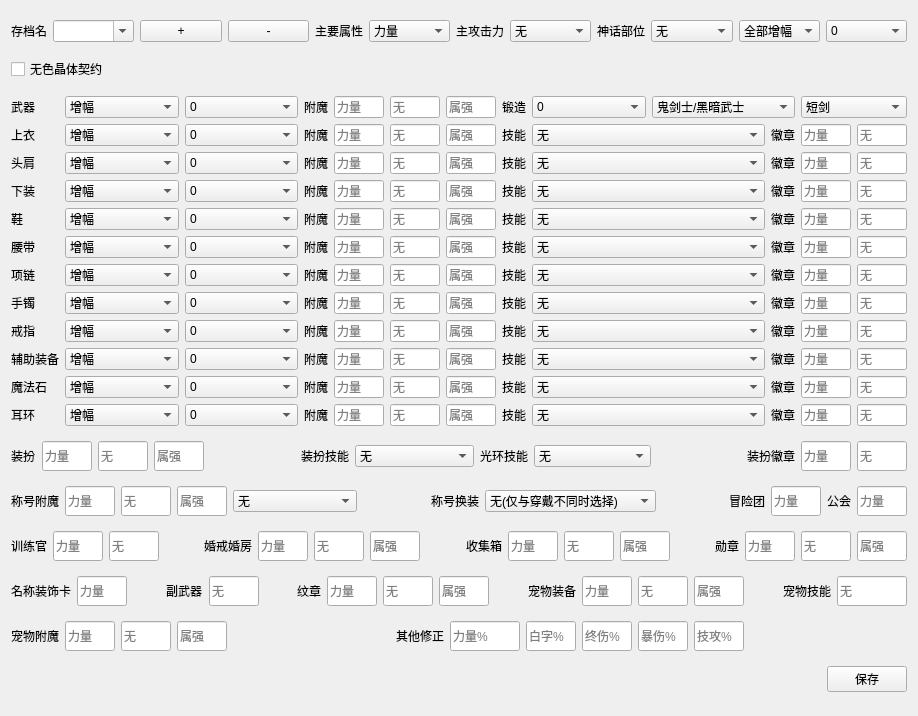
First picture: the form in UI/config.ui, repository fzls/dnf_calc_setting_tool, before the edit.
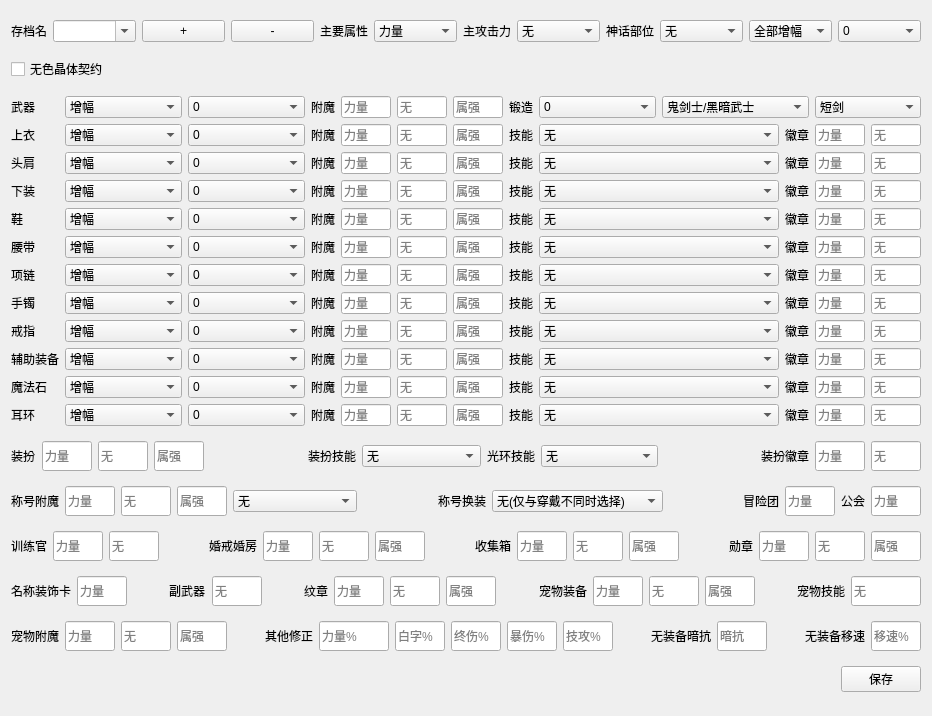
Second picture: the form after the edit.

Commit message: 新增额外暗抗、额外移速，修正读档判断逻辑。

Diff of the .ui file:
```diff
--- a/UI/config.ui
+++ b/UI/config.ui
@@ -6,7 +6,7 @@
    <rect>
     <x>0</x>
     <y>0</y>
-    <width>918</width>
+    <width>932</width>
     <height>716</height>
    </rect>
   </property>
@@ -5229,6 +5229,77 @@
        </property>
       </spacer>
      </item>
+     <item>
+      <widget class="QLabel" name="label_72">
+       <property name="text">
+        <string>无装备暗抗</string>
+       </property>
+       <property name="buddy">
+        <cstring>petequipmentAttributes</cstring>
+       </property>
+      </widget>
+     </item>
+     <item>
+      <widget class="QLineEdit" name="darkResistance">
+       <property name="minimumSize">
+        <size>
+         <width>50</width>
+         <height>0</height>
+        </size>
+       </property>
+       <property name="maximumSize">
+        <size>
+         <width>50</width>
+         <height>30</height>
+        </size>
+       </property>
+       <property name="placeholderText">
+        <string>暗抗</string>
+       </property>
+      </widget>
+     </item>
+     <item>
+      <spacer name="horizontalSpacer_13">
+       <property name="orientation">
+        <enum>Qt::Horizontal</enum>
+       </property>
+       <property name="sizeHint" stdset="0">
+        <size>
+         <width>40</width>
+         <height>20</height>
+        </size>
+       </property>
+      </spacer>
+     </item>
+     <item>
+      <widget class="QLabel" name="label_73">
+       <property name="text">
+        <string>无装备移速</string>
+       </property>
+       <property name="buddy">
+        <cstring>petequipmentAttributes</cstring>
+       </property>
+      </widget>
+     </item>
+     <item>
+      <widget class="QLineEdit" name="movingSpeed">
+       <property name="minimumSize">
+        <size>
+         <width>50</width>
+         <height>0</height>
+        </size>
+       </property>
+       <property name="maximumSize">
+        <size>
+         <width>50</width>
+         <height>30</height>
+        </size>
+       </property>
+       <property name="placeholderText">
+        <string>移速%</string>
+       </property>
+      </widget>
+     </item>
     </layout>
    </item>
    <item>
```
Left out of the diff: 2 changed lines with no effect on the pictures. The commit also changes 1 other file.
